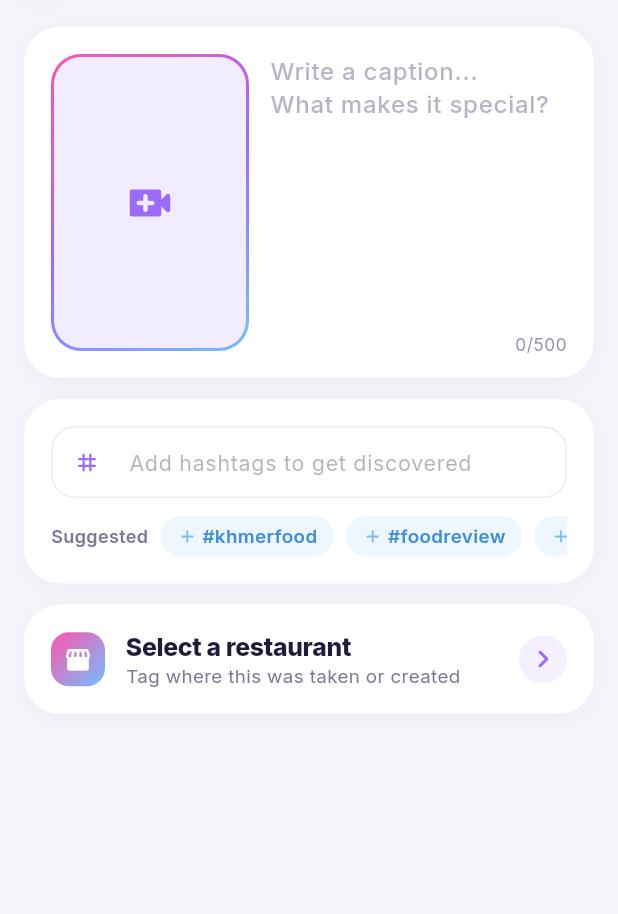
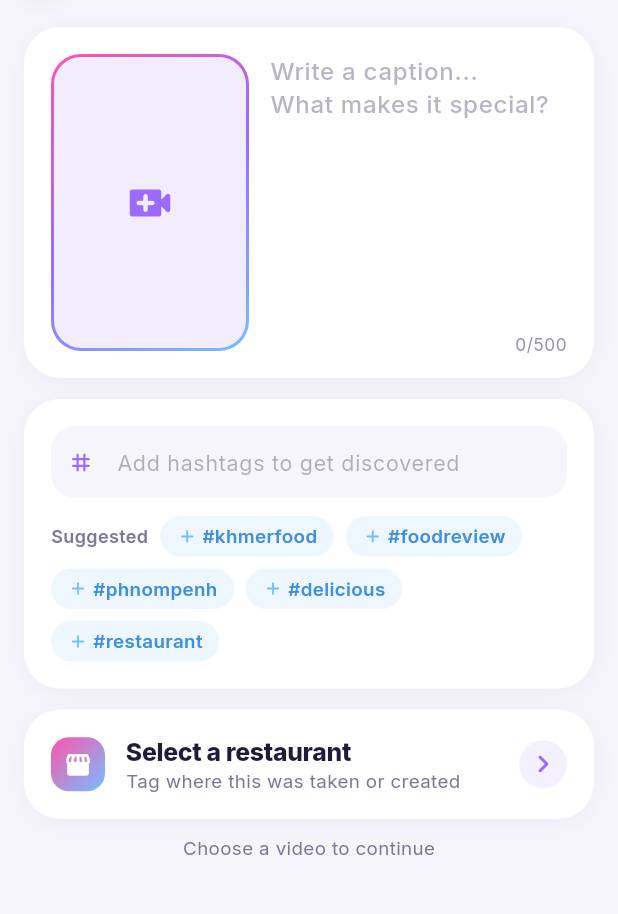
Before and after one commit to Um-chankreas/khmercat_app, a Flutter app: the VideoUploadScreen screen opened directly, on a phone screen of 412 x 824 dp, the part 69-983 px from its top. Run offline on Flutter 3.47's test engine with Material 3 defaults, Android fonts, the phone set to English and light mode, and no system bars; our stand-ins replace cached_network_image, camera, dio, dotted_border, firebase_core, firebase_messaging and 17 more; missing offline and left inert: cached_video_player_plus, v_video_compressor; accounts and stored records are empty; network calls fail.

Commit message:
Modernize new post: soft hashtag input, wrapped suggestions, calm outline, Post hint
Co-Authored-By: Claude Sonnet 5.5 <noreply@anthropic.com>
Claude-Session: https://claude.ai/code/session_014KB5BUGRfkQGG83zetuJrP

```diff
--- a/lib/src/video_upload/presentation/video_upload_screen.dart
+++ b/lib/src/video_upload/presentation/video_upload_screen.dart
@@ -305,6 +305,27 @@ class VideoUploadScreen extends HookConsumerWidget {
                                 },
                                 decoration: InputDecoration(
                                   hintText: 'Add hashtags to get discovered',
+                                  filled: true,
+                                  fillColor: const Color(0xffF6F5FB),
+                                  border: OutlineInputBorder(
+                                    borderRadius: BorderRadius.circular(16),
+                                    borderSide: BorderSide.none,
+                                  ),
+                                  enabledBorder: OutlineInputBorder(
+                                    borderRadius: BorderRadius.circular(16),
+                                    borderSide: BorderSide.none,
+                                  ),
+                                  focusedBorder: OutlineInputBorder(
+                                    borderRadius: BorderRadius.circular(16),
+                                    borderSide: BorderSide(
+                                      color: _Brand.purple.withValues(
+                                        alpha: 0.5,
+                                      ),
+                                    ),
+                                  ),
+                                  prefixIconConstraints: const BoxConstraints(
+                                    minWidth: 40,
+                                  ),
                                   prefixIcon: const Icon(
                                     Icons.tag_rounded,
                                     size: 18,
@@ -351,11 +372,13 @@ class VideoUploadScreen extends HookConsumerWidget {
                                   }
                                   return Padding(
                                     padding: const EdgeInsets.only(top: 12),
-                                    child: Row(
+                                    child: Wrap(
+                                      spacing: 8,
+                                      runSpacing: 8,
                                       crossAxisAlignment:
-                                          CrossAxisAlignment.center,
+                                          WrapCrossAlignment.center,
                                       children: [
-                                        Text(
+                                        const Text(
                                           'Suggested',
                                           style: TextStyle(
                                             fontSize: 12,
@@ -363,29 +386,11 @@ class VideoUploadScreen extends HookConsumerWidget {
                                             color: _Brand.muted,
                                           ),
                                         ),
-                                        const Gap(8),
-                                        Expanded(
-                                          child: SingleChildScrollView(
-                                            scrollDirection: Axis.horizontal,
-                                            child: Row(
-                                              children: suggestions
-                                                  .map(
-                                                    (tag) => Padding(
-                                                      padding:
-                                                          const EdgeInsets.only(
-                                                            right: 8,
-                                                          ),
-                                                      child: _SuggestedChip(
-                                                        label: tag,
-                                                        onTap: () =>
-                                                            addTag(tag),
-                                                      ),
-                                                    ),
-                                                  )
-                                                  .toList(),
-                                            ),
+                                        for (final tag in suggestions)
+                                          _SuggestedChip(
+                                            label: tag,
+                                            onTap: () => addTag(tag),
                                           ),
-                                        ),
                                       ],
                                     ),
                                   );
@@ -402,6 +407,23 @@ class VideoUploadScreen extends HookConsumerWidget {
                           selection: selectedTarget.value,
                           onTap: pickTarget,
                         ),
+
+                        if (!canPost && !isProcessing) ...[
+                          const Gap(12),
+                          Center(
+                            child: Text(
+                              state.originalPath == null
+                                  ? 'Choose a video to continue'
+                                  : selectedTarget.value == null
+                                  ? 'Select a restaurant to enable Post'
+                                  : 'Add a star rating to enable Post',
+                              style: const TextStyle(
+                                fontSize: 12.5,
+                                color: _Brand.muted,
+                              ),
+                            ),
+                          ),
+                        ],
 
                         // ---- Rating (reviews only) -------------------------
                         if (selectedTarget.value != null &&
@@ -510,32 +532,24 @@ class _BackButton extends StatelessWidget {
 class _Card extends StatelessWidget {
   final Widget child;
 
-  /// Draws a soft pink→purple→blue outline (used for a completed step).
+  /// Draws a soft purple outline (used for a completed step).
   final bool highlight;
   const _Card({required this.child, this.highlight = false});
 
   @override
   Widget build(BuildContext context) {
-    final inner = Container(
+    return Container(
       width: double.infinity,
       padding: const EdgeInsets.all(18),
       decoration: BoxDecoration(
         color: Colors.white,
-        borderRadius: BorderRadius.circular(highlight ? 22.5 : 24),
+        borderRadius: BorderRadius.circular(24),
         border: highlight
-            ? null
+            ? Border.all(color: _Brand.purple.withValues(alpha: 0.35), width: 1.5)
             : null,
+        boxShadow: _Brand.cardShadow(),
       ),
       child: child,
-    );
-    return Container(
-      padding: highlight ? const EdgeInsets.all(1.5) : EdgeInsets.zero,
-      decoration: BoxDecoration(
-        gradient: highlight ? _Brand.gradient : null,
-        borderRadius: BorderRadius.circular(24),
-        boxShadow: _Brand.cardShadow(),
-      ),
-      child: inner,
     );
   }
 }
```
